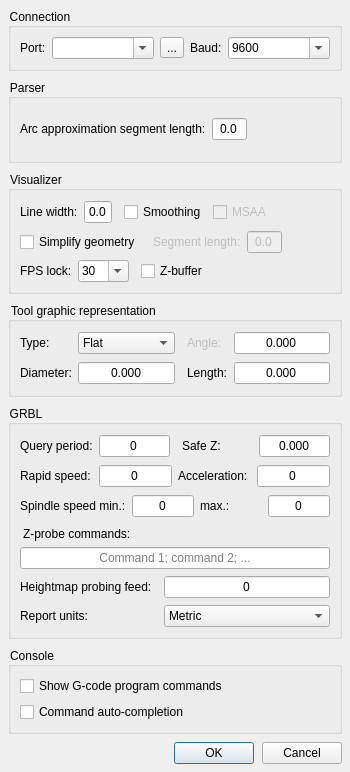
The window that frmsettings.ui (Denvi/Candle) describes before a commit, drawn with Qt 5.
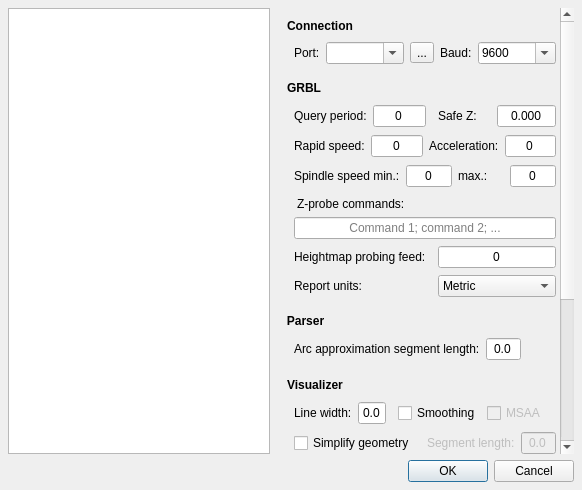
The same window after the commit. Icons and pictures are not drawn. Custom widgets are drawn as their Qt base class.

Commit message: Settings form update. Settings groupboxes scrollable now.

```diff
--- a/frmsettings.ui
+++ b/frmsettings.ui
@@ -6,8 +6,8 @@
    <rect>
     <x>0</x>
     <y>0</y>
-    <width>350</width>
-    <height>772</height>
+    <width>582</width>
+    <height>490</height>
    </rect>
   </property>
   <property name="windowTitle">
@@ -21,15 +21,38 @@
 QSpinBox, QDoubleSpinBox {
 	padding-top: 1px;
 	padding-bottom: 1px;
+}
+
+QGroupBox {
+	border: none;
+	padding-top: 16;
+	font-weight: bold;
+}
+
+QScrollArea QScrollBar:vertical {
+/*	background-color: transparent;*/
+	border: none;
+    width: 2px;
+	padding-top: 8px;
+}
+QScrollArea QScrollBar::handle:vertical {
+    background: darkgray;
+}
+QScrollArea QScrollBar::add-line:vertical {
+	border: none;
+    background: none;
+    height: 0px;
+}
+QScrollArea QScrollBar::sub-line:vertical {
+    border: none;
+    background: none;
+    height: 0px;
 }</string>
   </property>
   <property name="modal">
    <bool>true</bool>
   </property>
-  <layout class="QVBoxLayout" name="verticalLayout_4">
-   <property name="spacing">
-    <number>8</number>
-   </property>
+  <layout class="QVBoxLayout" name="verticalLayout_6">
    <property name="leftMargin">
     <number>8</number>
    </property>
@@ -43,19 +66,54 @@
     <number>8</number>
    </property>
    <item>
-    <widget class="QGroupBox" name="groupBox">
+    <layout class="QHBoxLayout" name="horizontalLayout_2">
+     <item>
+      <widget class="QListWidget" name="listCategories">
+       <property name="styleSheet">
+        <string notr="true">QListWidget::item {
+	height: 3ex;
+}</string>
+       </property>
+       <property name="spacing">
+        <number>1</number>
+       </property>
+      </widget>
+     </item>
+     <item>
+      <widget class="ScrollArea" name="scrollSettings">
      <property name="sizePolicy">
-      <sizepolicy hsizetype="Preferred" vsizetype="Maximum">
+        <sizepolicy hsizetype="Minimum" vsizetype="Expanding">
        <horstretch>0</horstretch>
        <verstretch>0</verstretch>
       </sizepolicy>
      </property>
+       <property name="frameShape">
+        <enum>QFrame::NoFrame</enum>
+       </property>
+       <property name="horizontalScrollBarPolicy">
+        <enum>Qt::ScrollBarAlwaysOff</enum>
+       </property>
+       <property name="widgetResizable">
+        <bool>true</bool>
+       </property>
+       <widget class="Widget" name="scrollAreaWidgetContents">
+        <property name="geometry">
+         <rect>
+          <x>0</x>
+          <y>0</y>
+          <width>344</width>
+          <height>715</height>
+         </rect>
+        </property>
+        <layout class="QVBoxLayout" name="verticalLayout_4">
+         <item>
+          <widget class="GroupBox" name="grpConnection">
      <property name="title">
       <string>Connection</string>
      </property>
      <layout class="QVBoxLayout" name="verticalLayout">
       <item>
-       <layout class="QHBoxLayout" name="horizontalLayout_2" stretch="0,1,0,0,1">
+             <layout class="QHBoxLayout" name="horizontalLayout_3" stretch="0,1,0,0,1">
         <item>
          <widget class="QLabel" name="label">
           <property name="text">
@@ -134,7 +192,275 @@
     </widget>
    </item>
    <item>
-    <widget class="QGroupBox" name="groupBox_5">
+          <widget class="GroupBox" name="grpGRBL">
+           <property name="title">
+            <string>GRBL</string>
+           </property>
+           <layout class="QVBoxLayout" name="verticalLayout_5">
+            <item>
+             <layout class="QGridLayout" name="gridLayout_2">
+              <item row="0" column="0">
+               <widget class="QLabel" name="label_11">
+                <property name="text">
+                 <string>Query period:</string>
+                </property>
+               </widget>
+              </item>
+              <item row="0" column="3">
+               <widget class="QLabel" name="label_9">
+                <property name="text">
+                 <string>Safe Z:</string>
+                </property>
+               </widget>
+              </item>
+              <item row="0" column="1">
+               <widget class="QSpinBox" name="txtQueryStateTime">
+                <property name="font">
+                 <font>
+                  <pointsize>9</pointsize>
+                 </font>
+                </property>
+                <property name="alignment">
+                 <set>Qt::AlignCenter</set>
+                </property>
+                <property name="buttonSymbols">
+                 <enum>QAbstractSpinBox::NoButtons</enum>
+                </property>
+                <property name="maximum">
+                 <number>9999</number>
+                </property>
+               </widget>
+              </item>
+              <item row="0" column="4">
+               <widget class="QDoubleSpinBox" name="txtSafeZ">
+                <property name="alignment">
+                 <set>Qt::AlignCenter</set>
+                </property>
+                <property name="buttonSymbols">
+                 <enum>QAbstractSpinBox::NoButtons</enum>
+                </property>
+                <property name="decimals">
+                 <number>3</number>
+                </property>
+                <property name="minimum">
+                 <double>-999.000000000000000</double>
+                </property>
+                <property name="maximum">
+                 <double>999.000000000000000</double>
+                </property>
+               </widget>
+              </item>
+              <item row="0" column="2">
+               <spacer name="horizontalSpacer_6">
+                <property name="orientation">
+                 <enum>Qt::Horizontal</enum>
+                </property>
+                <property name="sizeType">
+                 <enum>QSizePolicy::Fixed</enum>
+                </property>
+                <property name="sizeHint" stdset="0">
+                 <size>
+                  <width>6</width>
+                  <height>20</height>
+                 </size>
+                </property>
+               </spacer>
+              </item>
+             </layout>
+            </item>
+            <item>
+             <layout class="QHBoxLayout" name="horizontalLayout_4" stretch="0,0,0,0">
+              <item>
+               <widget class="QLabel" name="label_10">
+                <property name="text">
+                 <string>Rapid speed:</string>
+                </property>
+               </widget>
+              </item>
+              <item>
+               <widget class="QSpinBox" name="txtRapidSpeed">
+                <property name="font">
+                 <font>
+                  <pointsize>9</pointsize>
+                 </font>
+                </property>
+                <property name="alignment">
+                 <set>Qt::AlignCenter</set>
+                </property>
+                <property name="buttonSymbols">
+                 <enum>QAbstractSpinBox::NoButtons</enum>
+                </property>
+                <property name="maximum">
+                 <number>99999</number>
+                </property>
+               </widget>
+              </item>
+              <item>
+               <widget class="QLabel" name="label_14">
+                <property name="text">
+                 <string>Acceleration:</string>
+                </property>
+               </widget>
+              </item>
+              <item>
+               <widget class="QSpinBox" name="txtAcceleration">
+                <property name="font">
+                 <font>
+                  <pointsize>9</pointsize>
+                 </font>
+                </property>
+                <property name="alignment">
+                 <set>Qt::AlignCenter</set>
+                </property>
+                <property name="buttonSymbols">
+                 <enum>QAbstractSpinBox::NoButtons</enum>
+                </property>
+                <property name="maximum">
+                 <number>99999</number>
+                </property>
+               </widget>
+              </item>
+             </layout>
+            </item>
+            <item>
+             <layout class="QHBoxLayout" name="horizontalLayout_9">
+              <item>
+               <widget class="QLabel" name="label_12">
+                <property name="text">
+                 <string>Spindle speed min.:</string>
+                </property>
+               </widget>
+              </item>
+              <item>
+               <widget class="QSpinBox" name="txtSpindleSpeedMin">
+                <property name="font">
+                 <font>
+                  <pointsize>9</pointsize>
+                 </font>
+                </property>
+                <property name="alignment">
+                 <set>Qt::AlignCenter</set>
+                </property>
+                <property name="buttonSymbols">
+                 <enum>QAbstractSpinBox::NoButtons</enum>
+                </property>
+                <property name="maximum">
+                 <number>99999</number>
+                </property>
+               </widget>
+              </item>
+              <item>
+               <widget class="QLabel" name="label_13">
+                <property name="text">
+                 <string>max.:</string>
+                </property>
+               </widget>
+              </item>
+              <item>
+               <widget class="QSpinBox" name="txtSpindleSpeedMax">
+                <property name="font">
+                 <font>
+                  <pointsize>9</pointsize>
+                 </font>
+                </property>
+                <property name="alignment">
+                 <set>Qt::AlignCenter</set>
+                </property>
+                <property name="buttonSymbols">
+                 <enum>QAbstractSpinBox::NoButtons</enum>
+                </property>
+                <property name="maximum">
+                 <number>99999</number>
+                </property>
+               </widget>
+              </item>
+             </layout>
+            </item>
+            <item>
+             <widget class="QLabel" name="label_17">
+              <property name="styleSheet">
+               <string notr="true">padding-left: -4;
+padding-top: 3;</string>
+              </property>
+              <property name="text">
+               <string>Z-probe commands:</string>
+              </property>
+             </widget>
+            </item>
+            <item>
+             <widget class="QLineEdit" name="txtTouchCommand">
+              <property name="alignment">
+               <set>Qt::AlignCenter</set>
+              </property>
+              <property name="placeholderText">
+               <string>Command 1; command 2; ...</string>
+              </property>
+             </widget>
+            </item>
+            <item>
+             <layout class="QGridLayout" name="gridLayout_4">
+              <property name="horizontalSpacing">
+               <number>12</number>
+              </property>
+              <item row="0" column="0">
+               <widget class="QLabel" name="label_18">
+                <property name="text">
+                 <string>Heightmap probing feed:</string>
+                </property>
+               </widget>
+              </item>
+              <item row="0" column="1">
+               <widget class="QSpinBox" name="txtHeightMapProbingFeed">
+                <property name="font">
+                 <font>
+                  <pointsize>9</pointsize>
+                 </font>
+                </property>
+                <property name="alignment">
+                 <set>Qt::AlignCenter</set>
+                </property>
+                <property name="buttonSymbols">
+                 <enum>QAbstractSpinBox::NoButtons</enum>
+                </property>
+                <property name="maximum">
+                 <number>99999</number>
+                </property>
+               </widget>
+              </item>
+              <item row="1" column="0">
+               <widget class="QLabel" name="label_15">
+                <property name="text">
+                 <string>Report units:</string>
+                </property>
+               </widget>
+              </item>
+              <item row="1" column="1">
+               <widget class="QComboBox" name="cboUnits">
+                <property name="sizePolicy">
+                 <sizepolicy hsizetype="Expanding" vsizetype="Fixed">
+                  <horstretch>0</horstretch>
+                  <verstretch>0</verstretch>
+                 </sizepolicy>
+                </property>
+                <item>
+                 <property name="text">
+                  <string>Metric</string>
+                 </property>
+                </item>
+                <item>
+                 <property name="text">
+                  <string>Imperial</string>
+                 </property>
+                </item>
+               </widget>
+              </item>
+             </layout>
+            </item>
+           </layout>
+          </widget>
+         </item>
+         <item>
+          <widget class="GroupBox" name="grpParser">
      <property name="title">
       <string>Parser</string>
      </property>
@@ -183,13 +509,7 @@
     </widget>
    </item>
    <item>
-    <widget class="QGroupBox" name="groupBox_6">
-     <property name="sizePolicy">
-      <sizepolicy hsizetype="Preferred" vsizetype="Maximum">
-       <horstretch>0</horstretch>
-       <verstretch>0</verstretch>
-      </sizepolicy>
-     </property>
+          <widget class="GroupBox" name="grpVisualizer">
      <property name="title">
       <string>Visualizer</string>
      </property>
@@ -422,13 +742,7 @@
     </widget>
    </item>
    <item>
-    <widget class="QGroupBox" name="groupBox_4">
-     <property name="sizePolicy">
-      <sizepolicy hsizetype="Preferred" vsizetype="Maximum">
-       <horstretch>0</horstretch>
-       <verstretch>0</verstretch>
-      </sizepolicy>
-     </property>
+          <widget class="GroupBox" name="grpTool">
      <property name="title">
       <string>Tool graphic representation</string>
      </property>
@@ -570,299 +884,13 @@
     </widget>
    </item>
    <item>
-    <widget class="QGroupBox" name="groupBox_2">
-     <property name="sizePolicy">
-      <sizepolicy hsizetype="Preferred" vsizetype="Maximum">
-       <horstretch>0</horstretch>
-       <verstretch>0</verstretch>
-      </sizepolicy>
-     </property>
-     <property name="title">
-      <string>GRBL</string>
-     </property>
-     <layout class="QVBoxLayout" name="verticalLayout_5">
-      <item>
-       <layout class="QGridLayout" name="gridLayout_2">
-        <item row="0" column="0">
-         <widget class="QLabel" name="label_11">
-          <property name="text">
-           <string>Query period:</string>
-          </property>
-         </widget>
-        </item>
-        <item row="0" column="3">
-         <widget class="QLabel" name="label_9">
-          <property name="text">
-           <string>Safe Z:</string>
-          </property>
-         </widget>
-        </item>
-        <item row="0" column="1">
-         <widget class="QSpinBox" name="txtQueryStateTime">
-          <property name="font">
-           <font>
-            <pointsize>9</pointsize>
-           </font>
-          </property>
-          <property name="alignment">
-           <set>Qt::AlignCenter</set>
-          </property>
-          <property name="buttonSymbols">
-           <enum>QAbstractSpinBox::NoButtons</enum>
-          </property>
-          <property name="maximum">
-           <number>9999</number>
-          </property>
-         </widget>
-        </item>
-        <item row="0" column="4">
-         <widget class="QDoubleSpinBox" name="txtSafeZ">
-          <property name="alignment">
-           <set>Qt::AlignCenter</set>
-          </property>
-          <property name="buttonSymbols">
-           <enum>QAbstractSpinBox::NoButtons</enum>
-          </property>
-          <property name="decimals">
-           <number>3</number>
-          </property>
-          <property name="minimum">
-           <double>-999.000000000000000</double>
-          </property>
-          <property name="maximum">
-           <double>999.000000000000000</double>
-          </property>
-         </widget>
-        </item>
-        <item row="0" column="2">
-         <spacer name="horizontalSpacer_6">
-          <property name="orientation">
-           <enum>Qt::Horizontal</enum>
-          </property>
-          <property name="sizeType">
-           <enum>QSizePolicy::Fixed</enum>
-          </property>
-          <property name="sizeHint" stdset="0">
-           <size>
-            <width>6</width>
-            <height>20</height>
-           </size>
-          </property>
-         </spacer>
-        </item>
-       </layout>
-      </item>
-      <item>
-       <layout class="QHBoxLayout" name="horizontalLayout_3" stretch="0,0,0,0">
-        <item>
-         <widget class="QLabel" name="label_10">
-          <property name="text">
-           <string>Rapid speed:</string>
-          </property>
-         </widget>
-        </item>
-        <item>
-         <widget class="QSpinBox" name="txtRapidSpeed">
-          <property name="font">
-           <font>
-            <pointsize>9</pointsize>
-           </font>
-          </property>
-          <property name="alignment">
-           <set>Qt::AlignCenter</set>
-          </property>
-          <property name="buttonSymbols">
-           <enum>QAbstractSpinBox::NoButtons</enum>
-          </property>
-          <property name="maximum">
-           <number>99999</number>
-          </property>
-         </widget>
-        </item>
-        <item>
-         <widget class="QLabel" name="label_14">
-          <property name="text">
-           <string>Acceleration:</string>
-          </property>
-         </widget>
-        </item>
-        <item>
-         <widget class="QSpinBox" name="txtAcceleration">
-          <property name="font">
-           <font>
-            <pointsize>9</pointsize>
-           </font>
-          </property>
-          <property name="alignment">
-           <set>Qt::AlignCenter</set>
-          </property>
-          <property name="buttonSymbols">
-           <enum>QAbstractSpinBox::NoButtons</enum>
-          </property>
-          <property name="maximum">
-           <number>99999</number>
-          </property>
-         </widget>
-        </item>
-       </layout>
-      </item>
-      <item>
-       <layout class="QHBoxLayout" name="horizontalLayout_4">
-        <item>
-         <widget class="QLabel" name="label_12">
-          <property name="text">
-           <string>Spindle speed min.:</string>
-          </property>
-         </widget>
-        </item>
-        <item>
-         <widget class="QSpinBox" name="txtSpindleSpeedMin">
-          <property name="font">
-           <font>
-            <pointsize>9</pointsize>
-           </font>
-          </property>
-          <property name="alignment">
-           <set>Qt::AlignCenter</set>
-          </property>
-          <property name="buttonSymbols">
-           <enum>QAbstractSpinBox::NoButtons</enum>
-          </property>
-          <property name="maximum">
-           <number>99999</number>
-          </property>
-         </widget>
-        </item>
-        <item>
-         <widget class="QLabel" name="label_13">
-          <property name="text">
-           <string>max.:</string>
-          </property>
-         </widget>
-        </item>
-        <item>
-         <widget class="QSpinBox" name="txtSpindleSpeedMax">
-          <property name="font">
-           <font>
-            <pointsize>9</pointsize>
-           </font>
-          </property>
-          <property name="alignment">
-           <set>Qt::AlignCenter</set>
-          </property>
-          <property name="buttonSymbols">
-           <enum>QAbstractSpinBox::NoButtons</enum>
-          </property>
-          <property name="maximum">
-           <number>99999</number>
-          </property>
-         </widget>
-        </item>
-       </layout>
-      </item>
-      <item>
-       <widget class="QLabel" name="label_17">
-        <property name="styleSheet">
-         <string notr="true">padding-left: -4;
-padding-top: 3;</string>
-        </property>
-        <property name="text">
-         <string>Z-probe commands:</string>
-        </property>
-       </widget>
-      </item>
-      <item>
-       <widget class="QLineEdit" name="txtTouchCommand">
-        <property name="alignment">
-         <set>Qt::AlignCenter</set>
-        </property>
-        <property name="placeholderText">
-         <string>Command 1; command 2; ...</string>
-        </property>
-       </widget>
-      </item>
-      <item>
-       <layout class="QGridLayout" name="gridLayout_4">
-        <property name="horizontalSpacing">
-         <number>12</number>
-        </property>
-        <item row="0" column="0">
-         <widget class="QLabel" name="label_18">
-          <property name="text">
-           <string>Heightmap probing feed:</string>
-          </property>
-         </widget>
-        </item>
-        <item row="0" column="1">
-         <widget class="QSpinBox" name="txtHeightMapProbingFeed">
-          <property name="font">
-           <font>
-            <pointsize>9</pointsize>
-           </font>
-          </property>
-          <property name="alignment">
-           <set>Qt::AlignCenter</set>
-          </property>
-          <property name="buttonSymbols">
-           <enum>QAbstractSpinBox::NoButtons</enum>
-          </property>
-          <property name="maximum">
-           <number>99999</number>
-          </property>
-         </widget>
-        </item>
-        <item row="1" column="0">
-         <widget class="QLabel" name="label_15">
-          <property name="text">
-           <string>Report units:</string>
-          </property>
-         </widget>
-        </item>
-        <item row="1" column="1">
-         <widget class="QComboBox" name="cboUnits">
-          <property name="sizePolicy">
-           <sizepolicy hsizetype="Expanding" vsizetype="Fixed">
-            <horstretch>0</horstretch>
-            <verstretch>0</verstretch>
-           </sizepolicy>
-          </property>
-          <item>
-           <property name="text">
-            <string>Metric</string>
-           </property>
-          </item>
-          <item>
-           <property name="text">
-            <string>Imperial</string>
-           </property>
-          </item>
-         </widget>
-        </item>
-       </layout>
-      </item>
-     </layout>
-    </widget>
-   </item>
-   <item>
-    <widget class="QGroupBox" name="groupBox_3">
-     <property name="sizePolicy">
-      <sizepolicy hsizetype="Preferred" vsizetype="Maximum">
-       <horstretch>0</horstretch>
-       <verstretch>0</verstretch>
-      </sizepolicy>
-     </property>
+          <widget class="GroupBox" name="grpConsole">
      <property name="title">
       <string>Console</string>
      </property>
      <layout class="QVBoxLayout" name="verticalLayout_3">
       <item>
        <widget class="QCheckBox" name="chkShowAllCommands">
-        <property name="sizePolicy">
-         <sizepolicy hsizetype="Expanding" vsizetype="Fixed">
-          <horstretch>0</horstretch>
-          <verstretch>0</verstretch>
-         </sizepolicy>
-        </property>
         <property name="text">
          <string>Show G-code program commands</string>
         </property>
@@ -878,6 +906,12 @@
      </layout>
     </widget>
    </item>
+        </layout>
+       </widget>
+      </widget>
+     </item>
+    </layout>
+   </item>
    <item>
     <layout class="QHBoxLayout" name="horizontalLayout">
      <item>
@@ -911,6 +945,26 @@
    </item>
   </layout>
  </widget>
+ <customwidgets>
+  <customwidget>
+   <class>ScrollArea</class>
+   <extends>QScrollArea</extends>
+   <header>scrollarea.h</header>
+   <container>1</container>
+  </customwidget>
+  <customwidget>
+   <class>Widget</class>
+   <extends>QWidget</extends>
+   <header>widget.h</header>
+   <container>1</container>
+  </customwidget>
+  <customwidget>
+   <class>GroupBox</class>
+   <extends>QGroupBox</extends>
+   <header>groupbox.h</header>
+   <container>1</container>
+  </customwidget>
+ </customwidgets>
  <tabstops>
   <tabstop>cboPort</tabstop>
   <tabstop>cmdRefresh</tabstop>
```
Left out of the diff: 75 changed lines with no effect on the pictures. Lines whose indentation alone changed are shown as unchanged. The commit also changes 6 other files.
